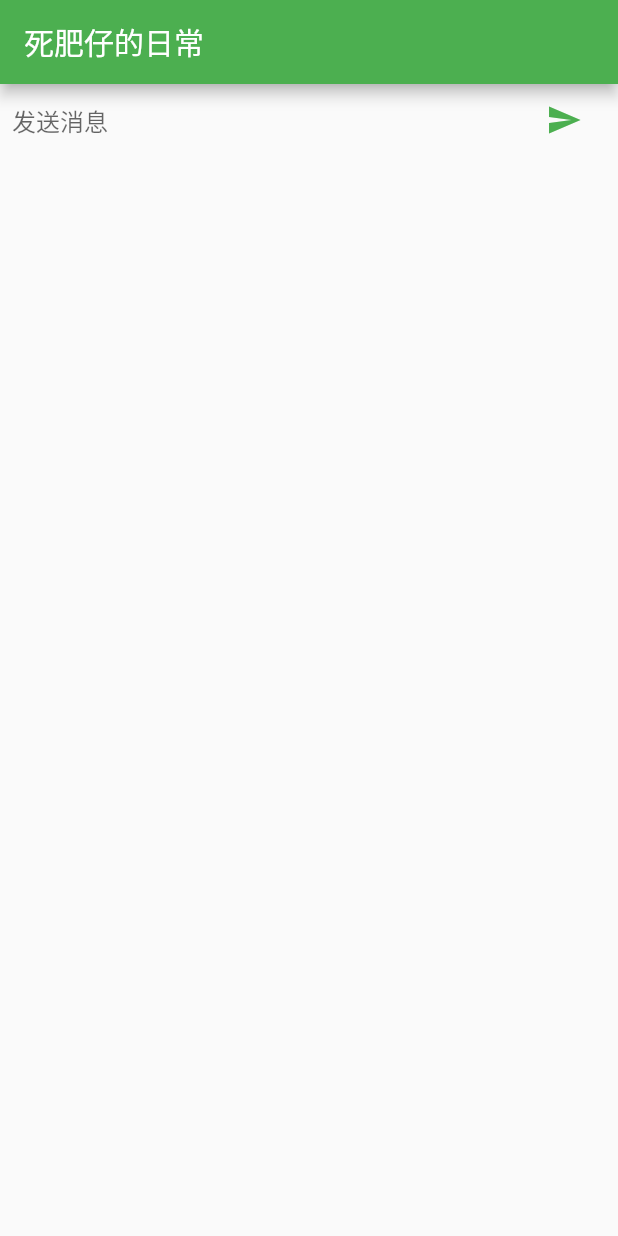
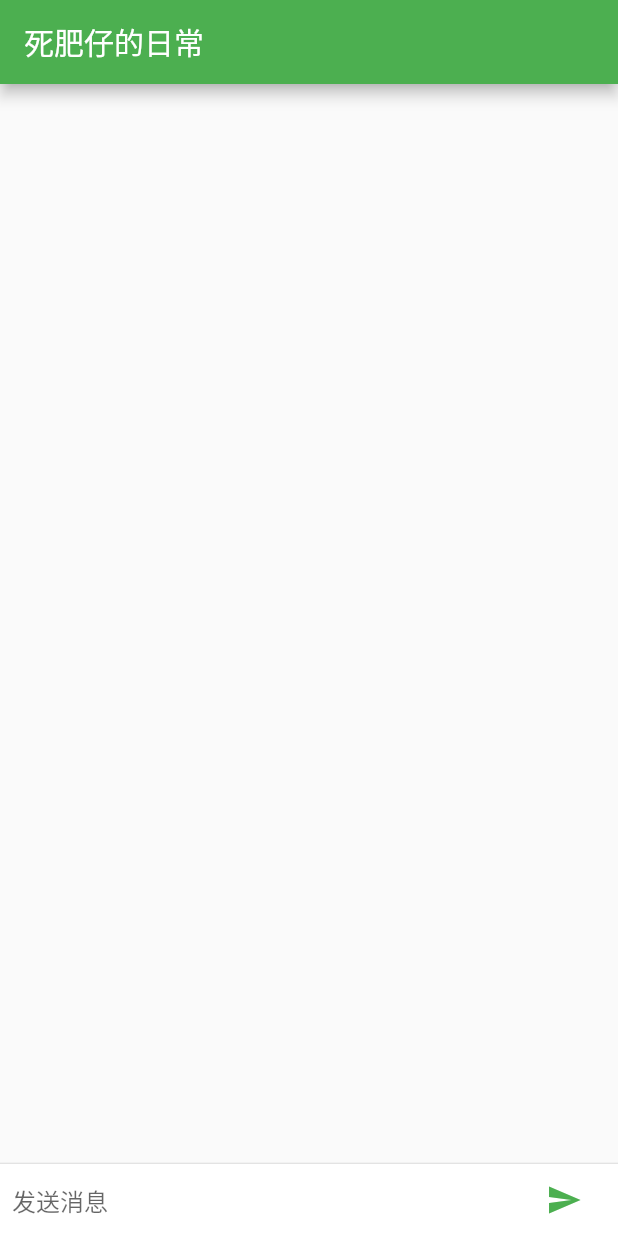
Before and after one commit to qiaoyunrui/loser, a Flutter app: the screen it shows after launch, after a tap on the "send" icon, on a phone screen of 412 x 824 dp. Run offline on Flutter 3.47's test engine with Material 2 defaults, Android fonts, the phone set to English and light mode, and no system bars.

```diff
--- a/lib/main.dart
+++ b/lib/main.dart
@@ -1,4 +1,5 @@
 import 'package:flutter/material.dart';
+import 'package:loser/chat_message.dart';
 
 void main() => runApp(new MyApp());
 
@@ -28,10 +29,18 @@ class ChatScreen extends StatefulWidget {
 
 class _ChatScreenState extends State<ChatScreen> {
   final TextEditingController _textController = new TextEditingController();
+  final List<ChatMessage> _message = <ChatMessage>[];
 
   _handleSubmitted(String text) {
-    print('消息为 $text');
+//    print('消息为 $text');
     _textController.clear();
+    if (text.trim().isEmpty) return;
+    ChatMessage message = new ChatMessage(
+      text: text,
+    );
+    setState(() {
+      _message.insert(0, message);
+    });
   }
 
   Widget _buildTextComposer() {
@@ -65,7 +74,27 @@ class _ChatScreenState extends State<ChatScreen> {
       appBar: new AppBar(
         title: new Text("死肥仔的日常"),
       ),
-      body: _buildTextComposer(),
+      body: new Column(
+        children: <Widget>[
+          new Flexible(
+            child: new ListView.builder(
+              itemBuilder: (_, int index) => _message[index],
+              padding: new EdgeInsets.all(8.0),
+              reverse: false,
+              itemCount: _message.length,
+            ),
+          ),
+          new Divider(
+            height: 1.0,
+          ),
+          new Container(
+            decoration: new BoxDecoration(
+              color: Theme.of(context).cardColor,
+            ),
+            child: _buildTextComposer(),
+          )
+        ],
+      ),
     );
   }
 }
```
Also changed, not shown: lib/chat_message.dart (added, +39 -0 lines).
